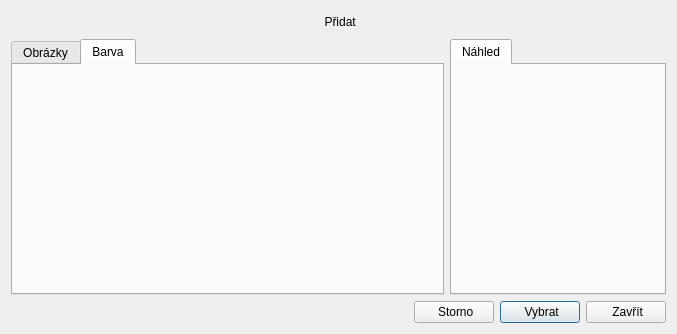
CZDanol/StrawLumen, file src/gui/backgrounddialog.ui: the form before one commit.
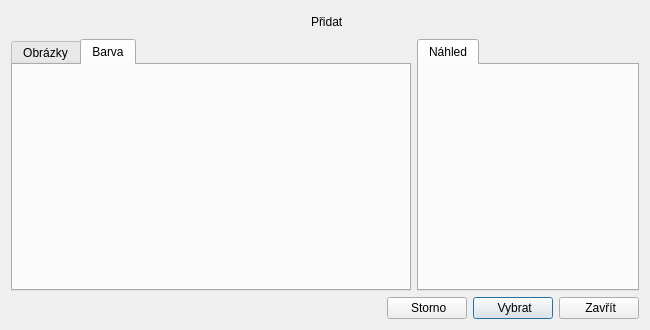
The form after the commit. The open tabs and pages were chosen to show the change. Icons and pictures are not drawn. Custom widgets are drawn as their Qt base class.

Commit message: Presentation style management

What changed in the file:
```diff
--- a/src/gui/backgrounddialog.ui
+++ b/src/gui/backgrounddialog.ui
@@ -9,8 +9,8 @@
    <rect>
     <x>0</x>
     <y>0</y>
-    <width>677</width>
-    <height>334</height>
+    <width>650</width>
+    <height>330</height>
    </rect>
   </property>
   <property name="acceptDrops">
@@ -69,6 +69,12 @@
          <verstretch>0</verstretch>
         </sizepolicy>
        </property>
+       <property name="minimumSize">
+        <size>
+         <width>400</width>
+         <height>0</height>
+        </size>
+       </property>
        <property name="currentIndex">
         <number>0</number>
        </property>
@@ -144,7 +150,18 @@
         <attribute name="title">
          <string>Náhled</string>
         </attribute>
-        <layout class="QVBoxLayout" name="verticalLayout_3"/>
+        <layout class="QVBoxLayout" name="verticalLayout_3">
+         <item>
+          <widget class="PresentationBackgroundPreviewWidget" name="wgtPreview" native="true">
+           <property name="minimumSize">
+            <size>
+             <width>200</width>
+             <height>200</height>
+            </size>
+           </property>
+          </widget>
+         </item>
+        </layout>
        </widget>
       </widget>
      </item>
@@ -214,6 +231,23 @@
    </property>
   </action>
  </widget>
+ <customwidgets>
+  <customwidget>
+   <class>ColorSelectionWidget</class>
+   <extends>QWidget</extends>
+   <header>wgt/colorselectionwidget.h</header>
+   <container>1</container>
+   <slots>
+    <signal>sigColorChanged(QColor)</signal>
+   </slots>
+  </customwidget>
+  <customwidget>
+   <class>PresentationBackgroundPreviewWidget</class>
+   <extends>QWidget</extends>
+   <header>wgt/presentationbackgroundpreviewwidget.h</header>
+   <container>1</container>
+  </customwidget>
+ </customwidgets>
  <resources>
   <include location="../../res/resources.qrc"/>
  </resources>
```
Left out of the diff: 18 changed lines with no effect on the pictures. The commit also changes 29 other files.
